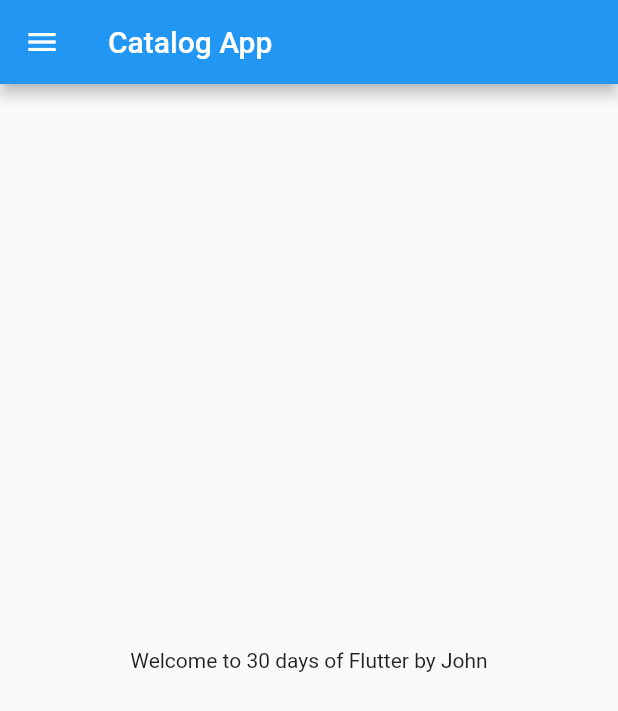
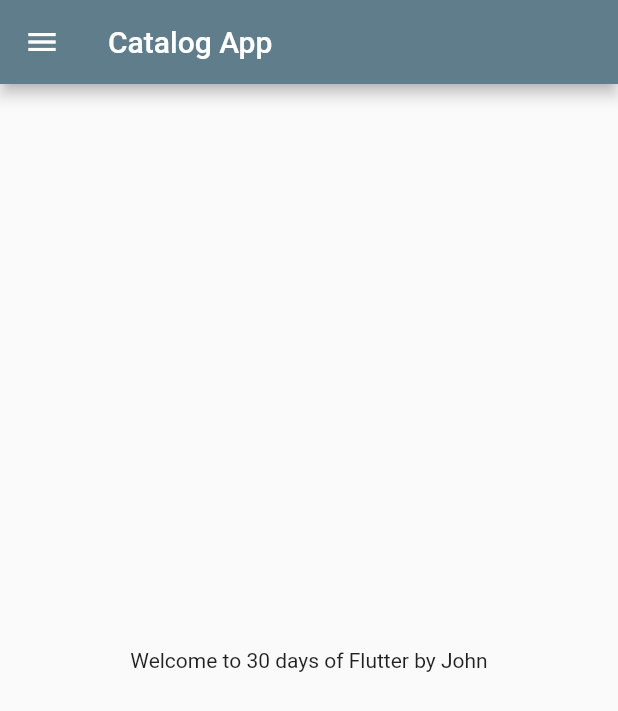
Before and after one commit to Bejohn21/FlutterForBeginners, a Flutter app: the screen it shows after launch, on a phone screen of 412 x 824 dp. Shown: the top 711 px of the screen. Run offline on Flutter 3.47's test engine with Material 2 defaults, Android fonts, the phone set to English and light mode, and no system bars.

Commit message:
Day 3 completed

```diff
--- a/lib/main.dart
+++ b/lib/main.dart
@@ -1,5 +1,6 @@
 import 'package:flutter/material.dart';
-import 'package:flutterdemo/homepage.dart';
+import 'package:flutterdemo/screens/homepage.dart';
+import 'package:flutterdemo/screens/login_page.dart';
 
 void main() {
   runApp(MyApp());
@@ -12,7 +13,15 @@ class MyApp extends StatelessWidget {
   Widget build(BuildContext context) {
     return MaterialApp(
       debugShowCheckedModeBanner: false,
-      home: const HomePage(),
+      themeMode: ThemeMode.light,
+      theme: ThemeData(primarySwatch: Colors.blueGrey),
+      darkTheme: ThemeData(primarySwatch: Colors.red),
+      initialRoute: "/home",
+      routes: {
+        "/": (context) => LoginPage(),
+        "/home": (context) => const HomePage(),
+        "/Login": ((context) => LoginPage())
+      },
     );
   }
 }
```
Also changed, not shown: lib/screens/login_page.dart (added, +21 -0 lines), lib/screens/homepage.dart (renamed from lib/homepage.dart).
